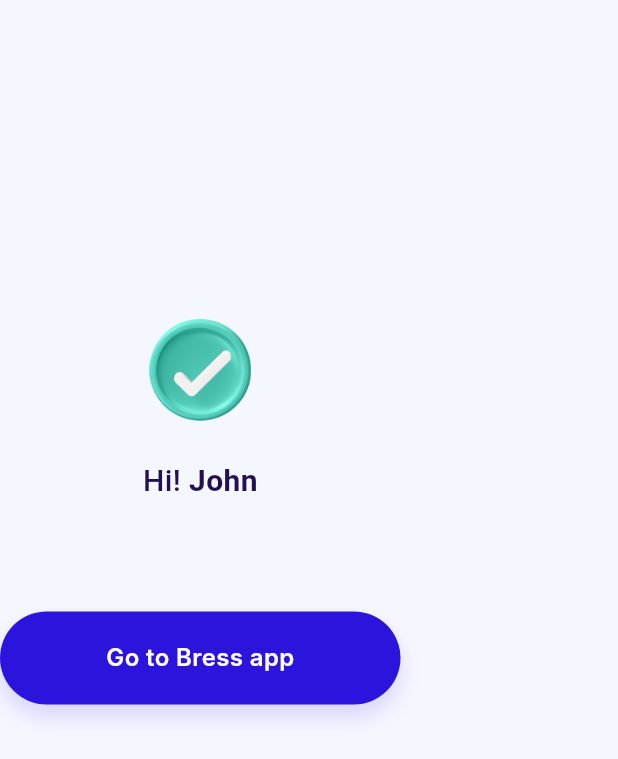
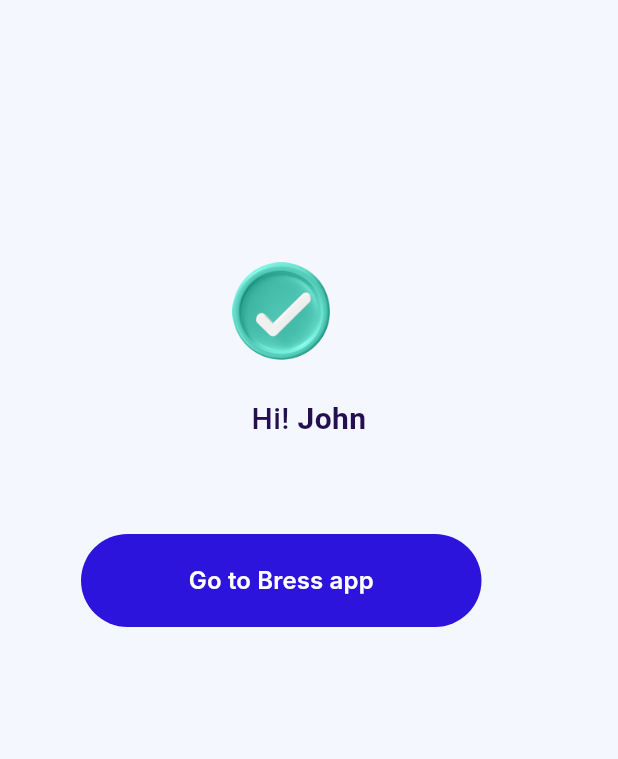
Before and after one commit to Husseinabozina/Brees-Mobile-App, a Flutter app: the _SuccessContent widget shown alone on an empty page, opened directly with empty values, on a phone screen of 412 x 824 dp. Shown: the top 759 px of the screen. Run offline on Flutter 3.47's test engine with Material 3 defaults, Android fonts, the phone set to English and light mode, and no system bars; Roboto replaces fonts that are missing (Inter).

Commit message:
fix: align browser success states to Figma

```diff
--- a/lib/src/core/widgets/chrome_shell.dart
+++ b/lib/src/core/widgets/chrome_shell.dart
@@ -134,6 +134,18 @@
               ),
             ),
           ),
+          Positioned(
+            left: 121,
+            bottom: 8,
+            width: 134,
+            height: 5,
+            child: DecoratedBox(
+              decoration: BoxDecoration(
+                color: Color(0xFF131313),
+                borderRadius: BorderRadius.all(Radius.circular(100)),
+              ),
+            ),
+          ),
         ],
       ),
     );
--- a/lib/src/features/auth/presentation/pages/browser_account_screen.dart
+++ b/lib/src/features/auth/presentation/pages/browser_account_screen.dart
@@ -56,39 +56,95 @@
 }
 
 class _SuccessContent extends StatelessWidget {
-  const _SuccessContent({required this.message, required this.onPressed});
+  const _SuccessContent({
+    required this.message,
+    required this.onPressed,
+  });
 
   final String message;
   final VoidCallback onPressed;
 
+  bool get _passwordReset => message.contains('password has been reset');
+
   @override
   Widget build(BuildContext context) {
-    return Column(
+    return Stack(
       children: [
-        const Spacer(flex: 3),
-        Image.asset('assets/images/success_check.png', width: 68, height: 68),
-        const SizedBox(height: 26),
-        const Text.rich(
-          TextSpan(
-            style: TextStyle(color: BreesColors.heading, fontSize: 20, fontWeight: FontWeight.w500),
-            children: [
-              TextSpan(text: 'Hi! '),
-              TextSpan(text: 'John', style: TextStyle(fontWeight: FontWeight.w700)),
-            ],
+        Positioned(
+          left: 154.94,
+          top: 174.87,
+          width: 65.11,
+          height: 65.08,
+          child: Image.asset(
+            'assets/images/success_check.png',
+            fit: BoxFit.contain,
           ),
         ),
-        const SizedBox(height: 8),
-        Padding(
-          padding: const EdgeInsets.symmetric(horizontal: 36),
+        Positioned(
+          left: 20,
+          right: 20,
+          top: _passwordReset ? 263.95 : 264.95,
+          child: const Text.rich(
+            TextSpan(
+              style: TextStyle(
+                color: BreesColors.heading,
+                fontSize: 20,
+                height: 28 / 20,
+                fontWeight: FontWeight.w500,
+              ),
+              children: [
+                TextSpan(text: 'Hi! '),
+                TextSpan(
+                  text: 'John',
+                  style: TextStyle(fontWeight: FontWeight.w700),
+                ),
+              ],
+            ),
+            textAlign: TextAlign.center,
+          ),
+        ),
+        Positioned(
+          left: _passwordReset ? 20 : 69,
+          right: _passwordReset ? 20 : 69,
+          top: _passwordReset ? 307.95 : 294.95,
+          height: _passwordReset ? 44 : 22,
           child: Text(
             message,
+            maxLines: _passwordReset ? 2 : 1,
             textAlign: TextAlign.center,
-            style: const TextStyle(color: BreesColors.heading, fontSize: 16, height: 1.35),
+            style: const TextStyle(
+              color: BreesColors.heading,
+              fontSize: 16,
+              height: 22 / 16,
+              fontWeight: FontWeight.w400,
+            ),
           ),
         ),
-        const SizedBox(height: 42),
-        BreesButton(label: 'Go to Bress app', width: 267, onPressed: onPressed),
-        const Spacer(flex: 5),
+        Positioned(
+          left: 54,
+          top: _passwordReset ? 393.95 : 355.95,
+          width: 267,
+          height: 62,
+          child: FilledButton(
+            onPressed: onPressed,
+            style: FilledButton.styleFrom(
+              backgroundColor: BreesColors.primary,
+              foregroundColor: Colors.white,
+              padding: EdgeInsets.zero,
+              elevation: 0,
+              shadowColor: Colors.transparent,
+              shape: const StadiumBorder(),
+            ),
+            child: const Text(
+              'Go to Bress app',
+              style: TextStyle(
+                fontSize: 16,
+                height: 20 / 16,
+                fontWeight: FontWeight.w600,
+              ),
+            ),
+          ),
+        ),
       ],
     );
   }
```
